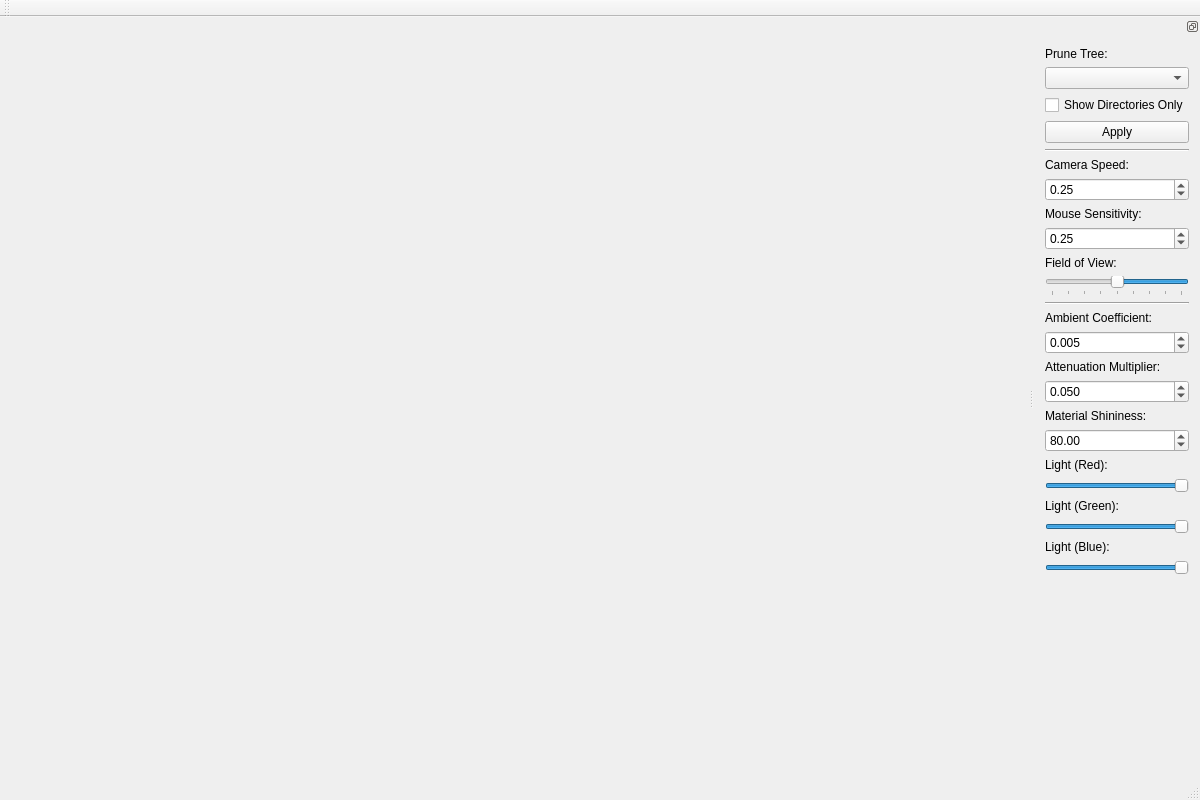
Above: mainwindow.ui from TimSevereijns/D-Viz before the change. Below: the same form after it.
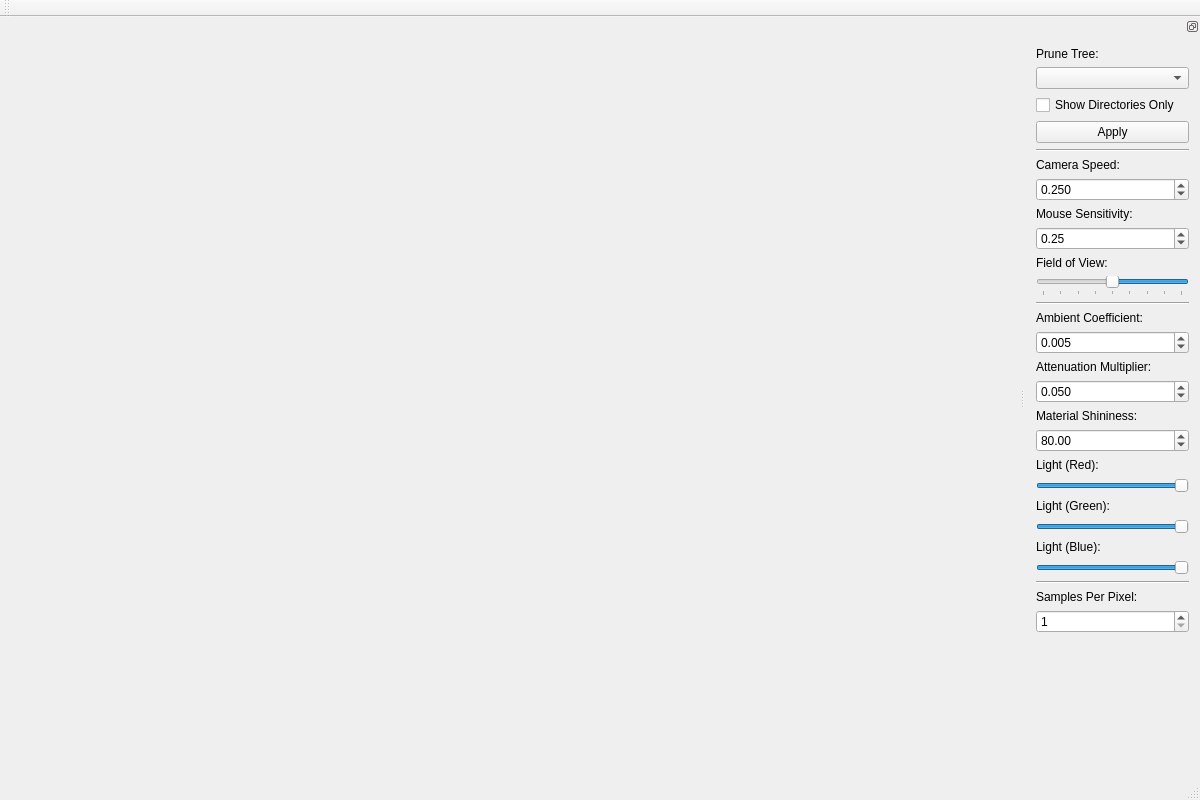
That is the form after the change.

The edit to the form file:
```diff
--- a/mainwindow.ui
+++ b/mainwindow.ui
@@ -67,8 +67,8 @@
   <widget class="QDockWidget" name="dockWidget">
    <property name="minimumSize">
     <size>
-     <width>150</width>
-     <height>561</height>
+     <width>175</width>
+     <height>717</height>
     </size>
    </property>
    <property name="features">
@@ -126,6 +126,9 @@
      </item>
      <item>
       <widget class="QDoubleSpinBox" name="cameraSpeedSpinner">
+       <property name="decimals">
+        <number>3</number>
+       </property>
        <property name="maximum">
         <double>1.000000000000000</double>
        </property>
@@ -211,6 +214,9 @@
        <property name="decimals">
         <number>3</number>
        </property>
+       <property name="minimum">
+        <double>0.001000000000000</double>
+       </property>
        <property name="maximum">
         <double>1.000000000000000</double>
        </property>
@@ -322,6 +328,30 @@
        </property>
       </widget>
      </item>
+     <item>
+      <widget class="Line" name="line_3">
+       <property name="orientation">
+        <enum>Qt::Horizontal</enum>
+       </property>
+      </widget>
+     </item>
+     <item>
+      <widget class="QLabel" name="label_7">
+       <property name="text">
+        <string>Samples Per Pixel:</string>
+       </property>
+      </widget>
+     </item>
+     <item>
+      <widget class="QSpinBox" name="antiAliasingSpinner">
+       <property name="minimum">
+        <number>1</number>
+       </property>
+       <property name="maximum">
+        <number>16</number>
+       </property>
+      </widget>
+     </item>
      <item>
       <spacer name="verticalSpacer">
        <property name="orientation">
```
Left out of the diff: 2 changed lines with no effect on the pictures.
